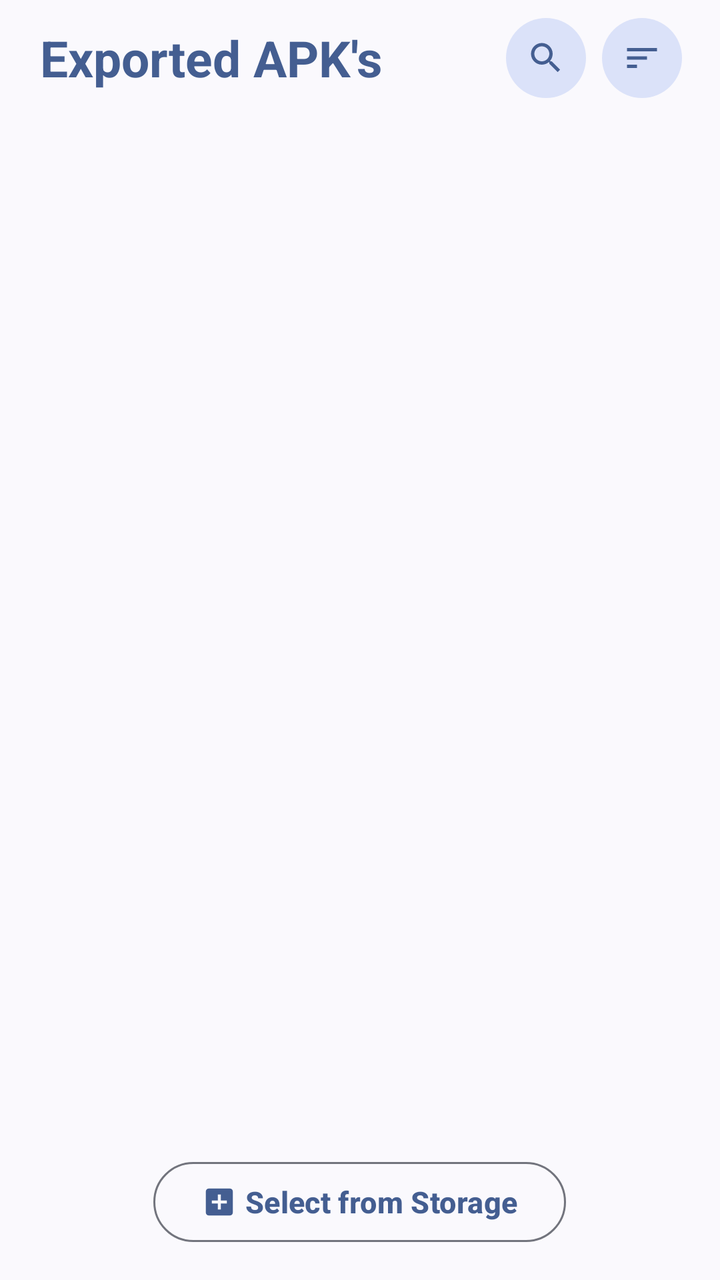
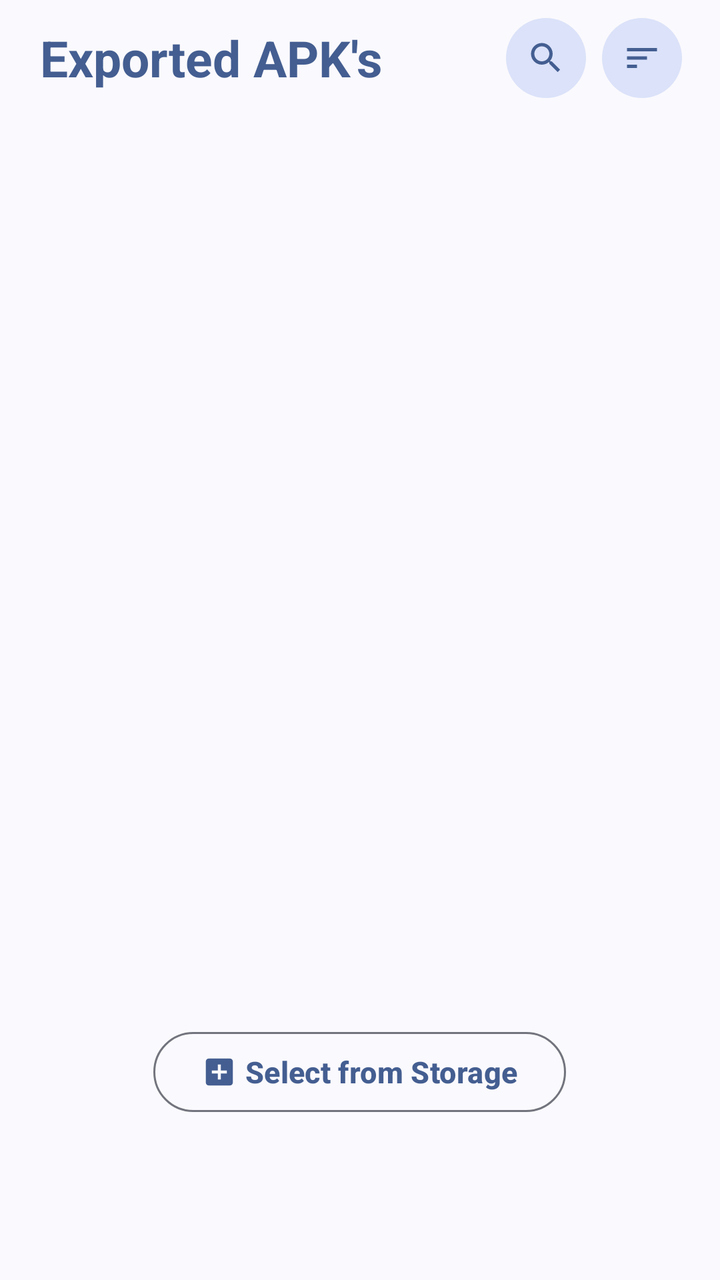

Before-and-after screenshots of an Android layout around one commit, followed by the original layout XML and the change that was made.
<!-- AndroidManifest.xml: application theme AppTheme -->
<!-- res/layout/fragment_apks.xml -->
<androidx.coordinatorlayout.widget.CoordinatorLayout
    xmlns:android="http://schemas.android.com/apk/res/android"
    xmlns:app="http://schemas.android.com/apk/res-auto"
    android:layout_height="match_parent"
    android:layout_width="match_parent" >

    <androidx.appcompat.widget.LinearLayoutCompat
        android:layout_width="match_parent"
        android:layout_height="match_parent"
        android:orientation="vertical">

        <FrameLayout
            android:layout_width="match_parent"
            android:layout_height="wrap_content"
            android:gravity="top|center_vertical"
            android:paddingBottom="5dp"
            android:paddingStart="10dp"
            android:paddingEnd="10dp"
            android:paddingTop="5dp" >

            <com.google.android.material.textview.MaterialTextView
                android:layout_width="wrap_content"
                android:layout_height="wrap_content"
                android:text="@string/apps_exported"
                android:layout_marginStart="10dp"
                android:layout_marginEnd="80dp"
                style="@style/AppTheme.Title" />

            <androidx.appcompat.widget.LinearLayoutCompat
                android:layout_height="wrap_content"
                android:layout_width="wrap_content"
                android:layout_gravity="center|end"
                android:layout_marginStart="85dp"
                android:orientation="horizontal"
                android:layout_marginEnd="5dp">

                <com.google.android.material.button.MaterialButton
                    android:id="@+id/search_button"
                    android:layout_height="wrap_content"
                    android:layout_width="wrap_content"
                    style="?attr/materialIconButtonFilledTonalStyle"
                    app:iconTint="?attr/colorPrimary"
                    app:icon="@drawable/ic_search" />

                <com.google.android.material.button.MaterialButton
                    android:id="@+id/sort_button"
                    android:layout_height="wrap_content"
                    android:layout_width="wrap_content"
                    style="?attr/materialIconButtonFilledTonalStyle"
                    app:iconTint="?attr/colorPrimary"
                    app:icon="@drawable/ic_sort" />
            </androidx.appcompat.widget.LinearLayoutCompat>
        </FrameLayout>

        <com.google.android.material.card.MaterialCardView
            android:layout_height="wrap_content"
            android:layout_width="match_parent"
            app:strokeColor="?attr/colorPrimary"
            app:cardCornerRadius="45dp"
            android:layout_margin="5dp" >

            <com.google.android.material.textfield.MaterialAutoCompleteTextView
                android:id="@+id/search_word"
                android:layout_height="wrap_content"
                android:layout_width="match_parent"
                android:drawableStart="@drawable/ic_search"
                android:layout_gravity="center"
                android:gravity="start|center"
                android:layout_margin="5dp"
                android:background="@null"
                android:visibility="gone" />
        </com.google.android.material.card.MaterialCardView>

        <com.google.android.material.tabs.TabLayout
            android:id="@+id/tab_layout"
            android:layout_width="match_parent"
            android:layout_height="wrap_content"
            android:visibility="gone"
            app:tabGravity="fill"
            app:tabMode="fixed" />

        <include layout="@layout/progress_view" />

        <androidx.recyclerview.widget.RecyclerView
            android:id="@+id/recycler_view"
            android:layout_width="match_parent"
            android:layout_height="wrap_content" />
    </androidx.appcompat.widget.LinearLayoutCompat>

    <com.google.android.material.button.MaterialButton
        android:id="@+id/batch_options"
        android:layout_width="wrap_content"
        android:layout_height="wrap_content"
        style="@style/Widget.Material3.Button.TonalButton"
        android:text="@string/delete_selected"
        android:layout_gravity="bottom|end"
        android:textStyle="bold|italic"
        app:icon="@drawable/ic_batch"
        android:layout_margin="85dp"
        android:visibility="gone"
        android:textSize="15sp" />

    <com.google.android.material.button.MaterialButton
        android:id="@+id/add_button"
        android:layout_width="wrap_content"
        style="@style/Widget.Material3.Button.OutlinedButton"
        android:layout_gravity="bottom|center"
        android:layout_marginHorizontal="15dp"
        android:text="@string/select_storage"
        android:layout_height="wrap_content"
        android:layout_marginVertical="15sp"
        app:icon="@drawable/ic_add"
        android:textStyle="bold"
        android:textSize="15sp" />
</androidx.coordinatorlayout.widget.CoordinatorLayout>
<!-- res/layout/progress_view.xml (included above) -->
<androidx.core.widget.ContentLoadingProgressBar
    android:id="@+id/progress"
    android:layout_width="match_parent"
    android:layout_height="20dp"
    style="?android:attr/progressBarStyleHorizontal"
    android:progressTint="?attr/colorPrimary"
    xmlns:android="http://schemas.android.com/apk/res/android"
    android:layout_gravity="center"
    android:indeterminate="true"
    android:paddingStart="15dp"
    android:paddingEnd="15dp"
    android:visibility="gone" />
<!-- resources referenced by this layout -->
<resources>
  <!-- drawable ic_add (drawable) -->
  <vector android:height="24dp" android:tint="?attr/colorControlNormal"
      android:viewportHeight="24" android:viewportWidth="24"
      android:width="24dp" xmlns:android="http://schemas.android.com/apk/res/android">
      <path android:fillColor="@android:color/white" android:pathData="M19,3L5,3c-1.11,0 -2,0.9 -2,2v14c0,1.1 0.89,2 2,2h14c1.1,0 2,-0.9 2,-2L21,5c0,-1.1 -0.9,-2 -2,-2zM17,13h-4v4h-2v-4L7,13v-2h4L11,7h2v4h4v2z"/>
  </vector>
  <!-- drawable ic_batch (drawable) -->
  <vector android:height="24dp" android:tint="?attr/colorControlNormal"
      android:viewportHeight="24" android:viewportWidth="24"
      android:width="24dp" xmlns:android="http://schemas.android.com/apk/res/android">
      <path android:fillColor="@android:color/white" android:pathData="M14,10H2v2h12V10zM14,6H2v2h12V6zM2,16h8v-2H2V16zM21.5,11.5L23,13l-6.99,7l-4.51,-4.5L13,14l3.01,3L21.5,11.5z"/>
  </vector>
  <!-- drawable ic_search (drawable) -->
  <vector android:height="24dp" android:tint="?attr/colorControlNormal"
      android:viewportHeight="24" android:viewportWidth="24"
      android:width="24dp" xmlns:android="http://schemas.android.com/apk/res/android">
      <path android:fillColor="@android:color/white" android:pathData="M15.5,14h-0.79l-0.28,-0.27C15.41,12.59 16,11.11 16,9.5 16,5.91 13.09,3 9.5,3S3,5.91 3,9.5 5.91,16 9.5,16c1.61,0 3.09,-0.59 4.23,-1.57l0.27,0.28v0.79l5,4.99L20.49,19l-4.99,-5zM9.5,14C7.01,14 5,11.99 5,9.5S7.01,5 9.5,5 14,7.01 14,9.5 11.99,14 9.5,14z"/>
  </vector>
  <!-- drawable ic_sort (drawable) -->
  <vector android:height="24dp" android:tint="?attr/colorControlNormal"
      android:viewportHeight="24" android:viewportWidth="24"
      android:width="24dp" xmlns:android="http://schemas.android.com/apk/res/android">
      <path android:fillColor="@android:color/white" android:pathData="M3,18h6v-2L3,16v2zM3,6v2h18L21,6L3,6zM3,13h12v-2L3,11v2z"/>
  </vector>
  <string name="apps_exported">Exported APK\'s</string>
  <string name="delete_selected">Delete selected</string>
  <string name="select_storage">Select from Storage</string>
  <style name="AppTheme.Title" parent="AppTheme">
          <item name="android:textSize">25sp</item>
          <item name="android:gravity">start|center</item>
          <item name="android:layout_gravity">start|center</item>
          <item name="android:textColor">?attr/colorPrimary</item>
          <item name="android:textIsSelectable">false</item>
          <item name="android:textStyle">bold</item>
      </style>
  <style name="AppTheme" parent="Theme.Material3.DynamicColors.DayNight.NoActionBar">
          <item name="windowNoTitle">true</item>
          <item name="android:textDirection">locale</item>
          <item name="android:textAlignment">gravity</item>
          <item name="android:statusBarColor">?android:attr/statusBarColor</item>
      </style>
</resources>

<!-- the commit's change to res/layout/fragment_apks.xml (unified diff, before → after) -->
@@ -87,31 +87,41 @@
             android:layout_height="wrap_content" />
     </androidx.appcompat.widget.LinearLayoutCompat>
 
-    <com.google.android.material.button.MaterialButton
-        android:id="@+id/batch_options"
-        android:layout_width="wrap_content"
+    <androidx.appcompat.widget.LinearLayoutCompat
+        android:layout_width="match_parent"
         android:layout_height="wrap_content"
-        style="@style/Widget.Material3.Button.TonalButton"
-        android:text="@string/delete_selected"
-        android:layout_gravity="bottom|end"
-        android:textStyle="bold|italic"
-        app:icon="@drawable/ic_batch"
-        android:layout_margin="85dp"
-        android:visibility="gone"
-        android:textSize="15sp" />
+        android:layout_gravity="bottom|center"
+        android:layout_marginVertical="75dp"
+        android:orientation="vertical"
+        android:gravity="center" >
 
-    <com.google.android.material.button.MaterialButton
-        android:id="@+id/add_button"
-        android:layout_width="wrap_content"
-        style="@style/Widget.Material3.Button.OutlinedButton"
-        android:layout_gravity="bottom|center"
-        android:layout_marginHorizontal="15dp"
-        android:text="@string/select_storage"
-        android:layout_height="wrap_content"
-        android:layout_marginVertical="15sp"
-        app:icon="@drawable/ic_add"
-        android:textStyle="bold"
-        android:textSize="15sp" />
+        <com.google.android.material.button.MaterialButton
+            android:id="@+id/batch_options"
+            android:layout_width="wrap_content"
+            android:layout_height="wrap_content"
+            style="@style/Widget.Material3.Button.TonalButton"
+            android:layout_marginHorizontal="15dp"
+            android:text="@string/delete_selected"
+            android:layout_marginVertical="5dp"
+            android:textStyle="bold|italic"
+            app:icon="@drawable/ic_batch"
+            android:layout_gravity="end"
+            android:visibility="gone"
+            android:textSize="15sp" />
+
+        <com.google.android.material.button.MaterialButton
+            android:id="@+id/add_button"
+            android:layout_width="wrap_content"
+            style="@style/Widget.Material3.Button.OutlinedButton"
+            android:layout_marginHorizontal="15dp"
+            android:text="@string/select_storage"
+            android:layout_height="wrap_content"
+            android:layout_marginVertical="5dp"
+            android:layout_gravity="center"
+            app:icon="@drawable/ic_add"
+            android:textStyle="bold"
+            android:textSize="15sp" />
+    </androidx.appcompat.widget.LinearLayoutCompat>
 </androidx.coordinatorlayout.widget.CoordinatorLayout>
 <!-- res/layout/progress_view.xml (included above) -->
 <androidx.core.widget.ContentLoadingProgressBar
